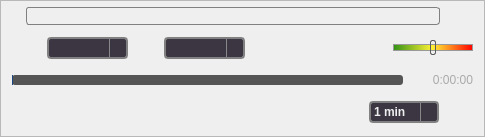
code-google-com/vlc-record, file vlc-record/forms/qoverlayedcontrol.ui: the form before one commit.
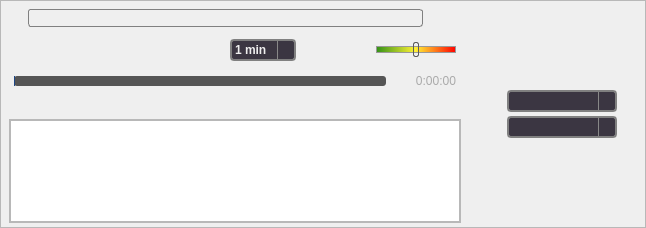
The form after the commit. Icons and pictures are not drawn. Custom widgets are drawn as their Qt base class.

Commit message: - overlay panel has now hidden areas which will be opened / closed animated

What changed in the file:
```diff
--- a/vlc-record/forms/qoverlayedcontrol.ui
+++ b/vlc-record/forms/qoverlayedcontrol.ui
@@ -6,8 +6,8 @@
    <rect>
     <x>0</x>
     <y>0</y>
-    <width>485</width>
-    <height>137</height>
+    <width>646</width>
+    <height>228</height>
    </rect>
   </property>
   <property name="windowTitle">
@@ -117,21 +117,65 @@
      <property name="frameShadow">
       <enum>QFrame::Raised</enum>
      </property>
+     <layout class="QHBoxLayout" name="horizontalLayout">
+      <property name="spacing">
+       <number>0</number>
+      </property>
+      <property name="leftMargin">
+       <number>4</number>
+      </property>
+      <property name="topMargin">
+       <number>4</number>
+      </property>
+      <property name="rightMargin">
+       <number>4</number>
+      </property>
+      <property name="bottomMargin">
+       <number>4</number>
+      </property>
+      <item>
+       <layout class="QVBoxLayout" name="verticalLayout_8">
+        <property name="spacing">
+         <number>0</number>
+        </property>
+        <item>
+         <widget class="QFrame" name="controlFrame">
+          <property name="minimumSize">
+           <size>
+            <width>460</width>
+            <height>114</height>
+           </size>
+          </property>
+          <property name="maximumSize">
+           <size>
+            <width>460</width>
+            <height>114</height>
+           </size>
+          </property>
+          <property name="frameShape">
+           <enum>QFrame::NoFrame</enum>
+          </property>
+          <property name="frameShadow">
+           <enum>QFrame::Raised</enum>
+          </property>
+          <property name="lineWidth">
+           <number>0</number>
+          </property>
      <layout class="QVBoxLayout" name="verticalLayout_2">
       <property name="spacing">
        <number>0</number>
       </property>
       <property name="leftMargin">
-       <number>2</number>
+            <number>0</number>
       </property>
       <property name="topMargin">
-       <number>2</number>
+            <number>0</number>
       </property>
       <property name="rightMargin">
-       <number>2</number>
+            <number>0</number>
       </property>
       <property name="bottomMargin">
-       <number>2</number>
+            <number>0</number>
       </property>
       <item>
        <layout class="QHBoxLayout" name="hLayoutCaption">
@@ -280,7 +324,7 @@
       <item>
        <layout class="QHBoxLayout" name="hLayoutExtControl">
         <property name="spacing">
-         <number>9</number>
+              <number>3</number>
         </property>
         <property name="leftMargin">
          <number>9</number>
@@ -289,102 +333,84 @@
          <number>9</number>
         </property>
         <item>
-         <widget class="QLabel" name="labAspect">
-          <property name="minimumSize">
-           <size>
-            <width>24</width>
-            <height>14</height>
-           </size>
-          </property>
+              <widget class="QPushButton" name="pushPlay">
           <property name="maximumSize">
            <size>
-            <width>24</width>
-            <height>14</height>
-           </size>
-          </property>
+                 <width>26</width>
+                 <height>26</height>
+                </size>
+               </property>
+               <property name="toolTip">
+                <string>Play selected Channel</string>
+               </property>
           <property name="text">
            <string/>
           </property>
-          <property name="pixmap">
-           <pixmap resource="../common.qrc">:/player/white_aspect</pixmap>
-          </property>
-          <property name="scaledContents">
-           <bool>true</bool>
-          </property>
-          <property name="alignment">
-           <set>Qt::AlignCenter</set>
-          </property>
-         </widget>
-        </item>
-        <item>
-         <widget class="QComboBoxEx" name="cbxAspect">
-          <property name="font">
-           <font>
-            <weight>75</weight>
-            <bold>true</bold>
-           </font>
-          </property>
-          <property name="toolTip">
-           <string>Aspect</string>
-          </property>
-          <property name="styleSheet">
-           <string notr="true"/>
-          </property>
+               <property name="icon">
+                <iconset resource="../common.qrc">
+                 <normaloff>:/app/play</normaloff>:/app/play</iconset>
+               </property>
+               <property name="iconSize">
+                <size>
+                 <width>24</width>
+                 <height>24</height>
+                </size>
+               </property>
+               <property name="autoDefault">
+                <bool>false</bool>
+               </property>
+               <property name="flat">
+                <bool>true</bool>
+               </property>
          </widget>
         </item>
         <item>
-         <widget class="QLabel" name="labCrop">
-          <property name="minimumSize">
-           <size>
-            <width>14</width>
-            <height>14</height>
-           </size>
-          </property>
+              <widget class="QPushButton" name="pushRecord">
           <property name="maximumSize">
            <size>
-            <width>14</width>
-            <height>14</height>
-           </size>
-          </property>
+                 <width>26</width>
+                 <height>26</height>
+                </size>
+               </property>
+               <property name="toolTip">
+                <string>Record selected Channel</string>
+               </property>
           <property name="text">
            <string/>
           </property>
-          <property name="pixmap">
-           <pixmap resource="../common.qrc">:/player/white_crop</pixmap>
-          </property>
-          <property name="scaledContents">
-           <bool>true</bool>
-          </property>
-          <property name="alignment">
-           <set>Qt::AlignCenter</set>
-          </property>
-         </widget>
-        </item>
-        <item>
-         <widget class="QComboBoxEx" name="cbxCrop">
-          <property name="font">
-           <font>
-            <weight>75</weight>
-            <bold>true</bold>
-           </font>
-          </property>
-          <property name="toolTip">
-           <string>Crop</string>
-          </property>
+               <property name="icon">
+                <iconset resource="../common.qrc">
+                 <normaloff>:/app/record</normaloff>:/app/record</iconset>
+               </property>
+               <property name="iconSize">
+                <size>
+                 <width>24</width>
+                 <height>24</height>
+                </size>
+               </property>
+               <property name="autoDefault">
+                <bool>false</bool>
+               </property>
+               <property name="flat">
+                <bool>true</bool>
+               </property>
          </widget>
         </item>
         <item>
-         <widget class="QPushButton" name="btnSaveAspectCrop">
+              <widget class="QPushButton" name="pushStop">
+               <property name="enabled">
+                <bool>false</bool>
+               </property>
           <property name="minimumSize">
            <size>
-            <width>22</width>
-            <height>22</height>
+                 <width>0</width>
+                 <height>0</height>
            </size>
           </property>
           <property name="maximumSize">
            <size>
-            <width>22</width>
-            <height>22</height>
+                 <width>26</width>
+                 <height>26</height>
            </size>
           </property>
           <property name="toolTip">
@@ -399,9 +425,63 @@
           </property>
           <property name="iconSize">
            <size>
-            <width>20</width>
+                 <width>24</width>
+                 <height>24</height>
+                </size>
+               </property>
+               <property name="autoDefault">
+                <bool>false</bool>
+               </property>
+               <property name="flat">
+                <bool>true</bool>
+               </property>
+              </widget>
+             </item>
+             <item>
+              <spacer name="horizontalSpacer">
+               <property name="orientation">
+                <enum>Qt::Horizontal</enum>
+               </property>
+               <property name="sizeHint" stdset="0">
+                <size>
+                 <width>40</width>
             <height>20</height>
            </size>
+               </property>
+              </spacer>
+             </item>
+             <item>
+              <widget class="QPushButton" name="btnScrShot">
+               <property name="minimumSize">
+                <size>
+                 <width>24</width>
+                 <height>24</height>
+                </size>
+               </property>
+               <property name="maximumSize">
+                <size>
+                 <width>24</width>
+                 <height>24</height>
+                </size>
+               </property>
+               <property name="toolTip">
+                <string>Screenshot</string>
+               </property>
+               <property name="text">
+                <string/>
+               </property>
+               <property name="icon">
+                <iconset resource="../common.qrc">
+                 <normaloff>:/app/cam</normaloff>:/app/cam</iconset>
+               </property>
+               <property name="iconSize">
+                <size>
+                 <width>20</width>
+                 <height>24</height>
+                </size>
+               </property>
+               <property name="shortcut">
+                <string>Ctrl+S</string>
           </property>
           <property name="flat">
            <bool>true</bool>
@@ -421,6 +501,126 @@
           </property>
          </spacer>
         </item>
+             <item>
+              <widget class="QPushButton" name="pushBwd">
+               <property name="enabled">
+                <bool>false</bool>
+               </property>
+               <property name="maximumSize">
+                <size>
+                 <width>26</width>
+                 <height>26</height>
+                </size>
+               </property>
+               <property name="toolTip">
+                <string>Jump Backward</string>
+               </property>
+               <property name="text">
+                <string/>
+               </property>
+               <property name="icon">
+                <iconset resource="../common.qrc">
+                 <normaloff>:/app/bwd</normaloff>:/app/bwd</iconset>
+               </property>
+               <property name="iconSize">
+                <size>
+                 <width>24</width>
+                 <height>24</height>
+                </size>
+               </property>
+               <property name="flat">
+                <bool>true</bool>
+               </property>
+              </widget>
+             </item>
+             <item>
+              <widget class="QComboBoxEx" name="cbxTimeJumpVal">
+               <property name="minimumSize">
+                <size>
+                 <width>70</width>
+                 <height>0</height>
+                </size>
+               </property>
+               <property name="toolTip">
+                <string>Time Jump Value in minutes</string>
+               </property>
+               <item>
+                <property name="text">
+                 <string>1 min</string>
+                </property>
+               </item>
+               <item>
+                <property name="text">
+                 <string>2 min</string>
+                </property>
+               </item>
+               <item>
+                <property name="text">
+                 <string>3 min</string>
+                </property>
+               </item>
+               <item>
+                <property name="text">
+                 <string>4 min</string>
+                </property>
+               </item>
+               <item>
+                <property name="text">
+                 <string>5 min</string>
+                </property>
+               </item>
+               <item>
+                <property name="text">
+                 <string>10 min</string>
+                </property>
+               </item>
+              </widget>
+             </item>
+             <item>
+              <widget class="QPushButton" name="pushFwd">
+               <property name="enabled">
+                <bool>false</bool>
+               </property>
+               <property name="maximumSize">
+                <size>
+                 <width>26</width>
+                 <height>26</height>
+                </size>
+               </property>
+               <property name="toolTip">
+                <string>Jump Forward</string>
+               </property>
+               <property name="text">
+                <string/>
+               </property>
+               <property name="icon">
+                <iconset resource="../common.qrc">
+                 <normaloff>:/app/fwd</normaloff>:/app/fwd</iconset>
+               </property>
+               <property name="iconSize">
+                <size>
+                 <width>24</width>
+                 <height>24</height>
+                </size>
+               </property>
+               <property name="flat">
+                <bool>true</bool>
+               </property>
+              </widget>
+             </item>
+             <item>
+              <spacer name="horizontalSpacer_6">
+               <property name="orientation">
+                <enum>Qt::Horizontal</enum>
+               </property>
+               <property name="sizeHint" stdset="0">
+                <size>
+                 <width>40</width>
+                 <height>20</height>
+                </size>
+               </property>
+              </spacer>
+             </item>
         <item>
          <widget class="QLabel" name="labSound">
           <property name="text">
@@ -617,175 +817,10 @@
        </layout>
       </item>
       <item>
-       <layout class="QHBoxLayout" name="hLayoutMainControl" stretch="0,0,0,0,0,0,0,0,0">
+            <layout class="QHBoxLayout" name="horizontalLayout_3">
         <property name="spacing">
-         <number>6</number>
-        </property>
-        <property name="leftMargin">
-         <number>9</number>
-        </property>
-        <property name="rightMargin">
-         <number>9</number>
-        </property>
-        <property name="bottomMargin">
-         <number>9</number>
-        </property>
-        <item>
-         <widget class="QPushButton" name="pushPlay">
-          <property name="maximumSize">
-           <size>
-            <width>26</width>
-            <height>26</height>
-           </size>
-          </property>
-          <property name="toolTip">
-           <string>Play selected Channel</string>
-          </property>
-          <property name="text">
-           <string/>
-          </property>
-          <property name="icon">
-           <iconset resource="../common.qrc">
-            <normaloff>:/app/play</normaloff>:/app/play</iconset>
-          </property>
-          <property name="iconSize">
-           <size>
-            <width>24</width>
-            <height>24</height>
-           </size>
-          </property>
-          <property name="autoDefault">
-           <bool>false</bool>
-          </property>
-          <property name="flat">
-           <bool>true</bool>
-          </property>
-         </widget>
-        </item>
-        <item>
-         <widget class="QPushButton" name="pushRecord">
-          <property name="maximumSize">
-           <size>
-            <width>26</width>
-            <height>26</height>
-           </size>
-          </property>
-          <property name="toolTip">
-           <string>Record selected Channel</string>
-          </property>
-          <property name="text">
-           <string/>
-          </property>
-          <property name="icon">
-           <iconset resource="../common.qrc">
-            <normaloff>:/app/record</normaloff>:/app/record</iconset>
-          </property>
-          <property name="iconSize">
-           <size>
-            <width>24</width>
-            <height>24</height>
-           </size>
-          </property>
-          <property name="autoDefault">
-           <bool>false</bool>
-          </property>
-          <property name="flat">
-           <bool>true</bool>
-          </property>
-         </widget>
-        </item>
-        <item>
-         <widget class="QPushButton" name="pushStop">
-          <property name="enabled">
-           <bool>false</bool>
-          </property>
-          <property name="minimumSize">
-           <size>
-            <width>0</width>
-            <height>0</height>
-           </size>
-          </property>
-          <property name="maximumSize">
-           <size>
-            <width>26</width>
-            <height>26</height>
-           </size>
-          </property>
-          <property name="toolTip">
-           <string>Stop Player</string>
-          </property>
-          <property name="text">
-           <string/>
-          </property>
-          <property name="icon">
-           <iconset resource="../common.qrc">
-            <normaloff>:/app/stop</normaloff>:/app/stop</iconset>
-          </property>
-          <property name="iconSize">
-           <size>
-            <width>24</width>
-            <height>24</height>
-           </size>
-          </property>
-          <property name="autoDefault">
-           <bool>false</bool>
-          </property>
-          <property name="flat">
-           <bool>true</bool>
-          </property>
-         </widget>
-        </item>
-        <item>
-         <spacer name="horizontalSpacer">
-          <property name="orientation">
-           <enum>Qt::Horizontal</enum>
-          </property>
-          <property name="sizeHint" stdset="0">
-           <size>
-            <width>40</width>
-            <height>20</height>
-           </size>
-          </property>
-         </spacer>
-        </item>
-        <item>
-         <widget class="QPushButton" name="btnScrShot">
-          <property name="minimumSize">
-           <size>
-            <width>24</width>
-            <height>24</height>
-           </size>
-          </property>
-          <property name="maximumSize">
-           <size>
-            <width>24</width>
-            <height>24</height>
-           </size>
-          </property>
-          <property name="toolTip">
-           <string>Screenshot</string>
-          </property>
-          <property name="text">
-           <string/>
-          </property>
-          <property name="icon">
-           <iconset resource="../common.qrc">
-            <normaloff>:/app/cam</normaloff>:/app/cam</iconset>
-          </property>
-          <property name="iconSize">
-           <size>
-            <width>20</width>
-            <height>24</height>
-           </size>
-          </property>
-          <property name="shortcut">
-           <string>Ctrl+S</string>
-          </property>
-          <property name="flat">
-           <bool>true</bool>
-          </property>
-         </widget>
-        </item>
+              <number>0</number>
+             </property>
         <item>
          <spacer name="horizontalSpacer_4">
           <property name="orientation">
@@ -800,14 +835,17 @@
          </spacer>
         </item>
         <item>
-         <widget class="QPushButton" name="pushBwd">
-          <property name="enabled">
-           <bool>false</bool>
+              <widget class="QPushButton" name="pushInfo">
+               <property name="minimumSize">
+                <size>
+                 <width>80</width>
+                 <height>16</height>
+                </size>
           </property>
           <property name="maximumSize">
            <size>
-            <width>26</width>
-            <height>26</height>
+                 <width>80</width>
+                 <height>16</height>
            </size>
           </property>
           <property name="toolTip">
@@ -822,8 +860,8 @@
           </property>
           <property name="iconSize">
            <size>
-            <width>24</width>
-            <height>24</height>
+                 <width>10</width>
+                 <height>10</height>
            </size>
           </property>
           <property name="flat">
@@ -832,57 +870,299 @@
          </widget>
         </item>
         <item>
-         <widget class="QComboBoxEx" name="cbxTimeJumpVal">
+              <spacer name="horizontalSpacer_5">
+               <property name="orientation">
+                <enum>Qt::Horizontal</enum>
+               </property>
+               <property name="sizeHint" stdset="0">
+                <size>
+                 <width>40</width>
+                 <height>20</height>
+                </size>
+               </property>
+              </spacer>
+             </item>
+            </layout>
+           </item>
+          </layout>
+         </widget>
+        </item>
+        <item>
+         <widget class="QFrame" name="infoMaster">
           <property name="minimumSize">
            <size>
-            <width>70</width>
+            <width>460</width>
             <height>0</height>
            </size>
           </property>
-          <property name="toolTip">
-           <string>Time Jump Value in minutes</string>
+          <property name="maximumSize">
+           <size>
+            <width>460</width>
+            <height>16777215</height>
+           </size>
           </property>
+          <layout class="QHBoxLayout" name="hLayoutMainControl" stretch="0">
+           <property name="spacing">
+            <number>0</number>
+           </property>
+           <property name="leftMargin">
+            <number>4</number>
+           </property>
+           <property name="topMargin">
+            <number>0</number>
+           </property>
+           <property name="rightMargin">
+            <number>4</number>
+           </property>
+           <property name="bottomMargin">
+            <number>0</number>
+           </property>
           <item>
-           <property name="text">
-            <string>1 min</string>
-           </property>
-          </item>
+            <widget class="QFrame" name="frameInfo">
+             <property name="minimumSize">
+              <size>
+               <width>100</width>
+               <height>100</height>
+              </size>
+             </property>
+             <property name="frameShape">
+              <enum>QFrame::StyledPanel</enum>
+             </property>
+             <property name="frameShadow">
+              <enum>QFrame::Raised</enum>
+             </property>
+             <layout class="QVBoxLayout" name="verticalLayout_7">
+              <property name="spacing">
+               <number>0</number>
+              </property>
+              <property name="leftMargin">
+               <number>0</number>
+              </property>
+              <property name="topMargin">
+               <number>0</number>
+              </property>
+              <property name="rightMargin">
+               <number>0</number>
+              </property>
+              <property name="bottomMargin">
+               <number>0</number>
+              </property>
+              <item>
+               <widget class="QTextEdit" name="textEdit">
+                <property name="html">
+                 <string>&lt;!DOCTYPE HTML PUBLIC &quot;-//W3C//DTD HTML 4.0//EN&quot; &quot;http://www.w3.org/TR/REC-html40/strict.dtd&quot;&gt;
+&lt;html&gt;&lt;head&gt;&lt;meta name=&quot;qrichtext&quot; content=&quot;1&quot; /&gt;&lt;style type=&quot;text/css&quot;&gt;
+p, li { white-space: pre-wrap; }
+&lt;/style&gt;&lt;/head&gt;&lt;body style=&quot; font-family:'Ubuntu'; font-size:11pt; font-weight:400; font-style:normal;&quot;&gt;
+&lt;p style=&quot;-qt-paragraph-type:empty; margin-top:0px; margin-bottom:0px; margin-left:0px; margin-right:0px; -qt-block-indent:0; text-indent:0px;&quot;&gt;&lt;br /&gt;&lt;/p&gt;&lt;/body&gt;&lt;/html&gt;</string>
+                </property>
+               </widget>
+              </item>
+             </layout>
+            </widget>
+           </item>
+          </layout>
+         </widget>
+        </item>
+       </layout>
+      </item>
           <item>
+       <widget class="QPushButton" name="pushExt">
+        <property name="minimumSize">
+         <size>
+          <width>16</width>
+          <height>80</height>
+         </size>
+        </property>
+        <property name="maximumSize">
+         <size>
+          <width>16</width>
+          <height>80</height>
+         </size>
+        </property>
+        <property name="toolTip">
+         <string>Additional Settings</string>
+        </property>
            <property name="text">
-            <string>2 min</string>
-           </property>
+         <string/>
+        </property>
+        <property name="icon">
+         <iconset resource="../common.qrc">
+          <normaloff>:/png/open</normaloff>:/png/open</iconset>
+        </property>
+        <property name="iconSize">
+         <size>
+          <width>10</width>
+          <height>10</height>
+         </size>
+        </property>
+        <property name="flat">
+         <bool>true</bool>
+        </property>
+       </widget>
           </item>
           <item>
-           <property name="text">
-            <string>3 min</string>
-           </property>
+       <widget class="QFrame" name="gBVideFormat">
+        <layout class="QVBoxLayout" name="verticalLayout_3">
+         <property name="spacing">
+          <number>0</number>
+         </property>
+         <property name="leftMargin">
+          <number>0</number>
+         </property>
+         <property name="topMargin">
+          <number>0</number>
+         </property>
+         <property name="rightMargin">
+          <number>0</number>
+         </property>
+         <property name="bottomMargin">
+          <number>0</number>
+         </property>
+         <item>
+          <widget class="QFrame" name="frameToHide">
+           <property name="frameShape">
+            <enum>QFrame::NoFrame</enum>
+           </property>
+           <property name="frameShadow">
+            <enum>QFrame::Raised</enum>
+           </property>
+           <layout class="QVBoxLayout" name="verticalLayout_6" stretch="1,1,1">
+            <property name="spacing">
+             <number>0</number>
+            </property>
+            <property name="leftMargin">
+             <number>0</number>
+            </property>
+            <property name="topMargin">
+             <number>0</number>
+            </property>
+            <property name="rightMargin">
+             <number>0</number>
+            </property>
+            <property name="bottomMargin">
+             <number>0</number>
+            </property>
+            <item>
+             <spacer name="verticalSpacer_2">
+              <property name="orientation">
+               <enum>Qt::Vertical</enum>
+              </property>
+              <property name="sizeHint" stdset="0">
+               <size>
+                <width>20</width>
+                <height>38</height>
+               </size>
+              </property>
+             </spacer>
           </item>
           <item>
+             <layout class="QHBoxLayout" name="horizontalLayout_2">
+              <item>
+               <layout class="QVBoxLayout" name="verticalLayout_4">
+                <item>
+                 <widget class="QLabel" name="labAspect">
+                  <property name="minimumSize">
+                   <size>
+                    <width>24</width>
+                    <height>14</height>
+                   </size>
+                  </property>
+                  <property name="maximumSize">
+                   <size>
+                    <width>24</width>
+                    <height>14</height>
+                   </size>
+                  </property>
            <property name="text">
-            <string>4 min</string>
-           </property>
+                   <string/>
+                  </property>
+                  <property name="pixmap">
+                   <pixmap resource="../common.qrc">:/player/white_aspect</pixmap>
+                  </property>
+                  <property name="scaledContents">
+                   <bool>true</bool>
+                  </property>
+                  <property name="alignment">
+                   <set>Qt::AlignCenter</set>
+                  </property>
+                 </widget>
           </item>
           <item>
+                 <widget class="QLabel" name="labCrop">
+                  <property name="minimumSize">
+                   <size>
+                    <width>14</width>
+                    <height>14</height>
+                   </size>
+                  </property>
+                  <property name="maximumSize">
+                   <size>
+                    <width>14</width>
+                    <height>14</height>
+                   </size>
+                  </property>
            <property name="text">
-            <string>5 min</string>
-           </property>
-          </item>
+                   <string/>
+                  </property>
+                  <property name="pixmap">
+                   <pixmap resource="../common.qrc">:/player/white_crop</pixmap>
+                  </property>
+                  <property name="scaledContents">
+                   <bool>true</bool>
+                  </property>
+                  <property name="alignment">
+                   <set>Qt::AlignCenter</set>
+                  </property>
+                 </widget>
+                </item>
+               </layout>
+              </item>
           <item>
-           <property name="text">
-            <string>10 min</string>
-           </property>
-          </item>
-         </widget>
-        </item>
+               <layout class="QVBoxLayout" name="verticalLayout_5">
+                <item>
+                 <widget class="QComboBoxEx" name="cbxAspect">
+                  <property name="font">
+                   <font>
+                    <weight>75</weight>
+                    <bold>true</bold>
+                   </font>
+                  </property>
+                  <property name="toolTip">
+                   <string>Aspect</string>
+                  </property>
+                  <property name="styleSheet">
+                   <string notr="true"/>
+                  </property>
+                 </widget>
+                </item>
+                <item>
+                 <widget class="QComboBoxEx" name="cbxCrop">
+                  <property name="font">
+                   <font>
+                    <weight>75</weight>
+                    <bold>true</bold>
+                   </font>
+                  </property>
+                  <property name="toolTip">
+                   <string>Crop</string>
+                  </property>
+                 </widget>
+                </item>
+               </layout>
+              </item>
         <item>
-         <widget class="QPushButton" name="pushFwd">
-          <property name="enabled">
-           <bool>false</bool>
+               <widget class="QPushButton" name="btnSaveAspectCrop">
+                <property name="minimumSize">
+                 <size>
+                  <width>22</width>
+                  <height>22</height>
+                 </size>
           </property>
           <property name="maximumSize">
            <size>
-            <width>26</width>
-            <height>26</height>
+                  <width>22</width>
+                  <height>22</height>
            </size>
           </property>
           <property name="toolTip">
@@ -897,8 +1177,8 @@
           </property>
           <property name="iconSize">
            <size>
-            <width>24</width>
-            <height>24</height>
+                  <width>20</width>
+                  <height>20</height>
            </size>
           </property>
           <property name="flat">
@@ -907,6 +1187,25 @@
          </widget>
         </item>
        </layout>
+            </item>
+            <item>
+             <spacer name="verticalSpacer">
+              <property name="orientation">
+               <enum>Qt::Vertical</enum>
+              </property>
+              <property name="sizeHint" stdset="0">
+               <size>
+                <width>20</width>
+                <height>98</height>
+               </size>
+              </property>
+             </spacer>
+            </item>
+           </layout>
+          </widget>
+         </item>
+        </layout>
+       </widget>
       </item>
      </layout>
     </widget>
```
Left out of the diff: 12 changed lines with no effect on the pictures. Lines whose indentation alone changed are shown as unchanged. The commit also changes 10 other files.
